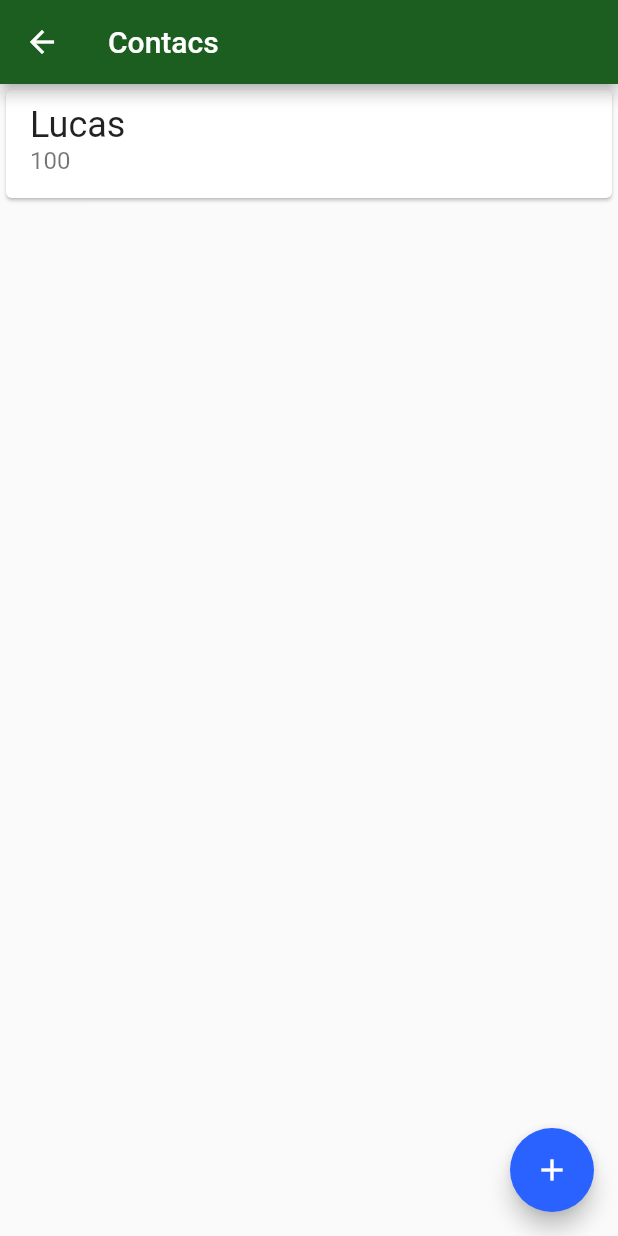
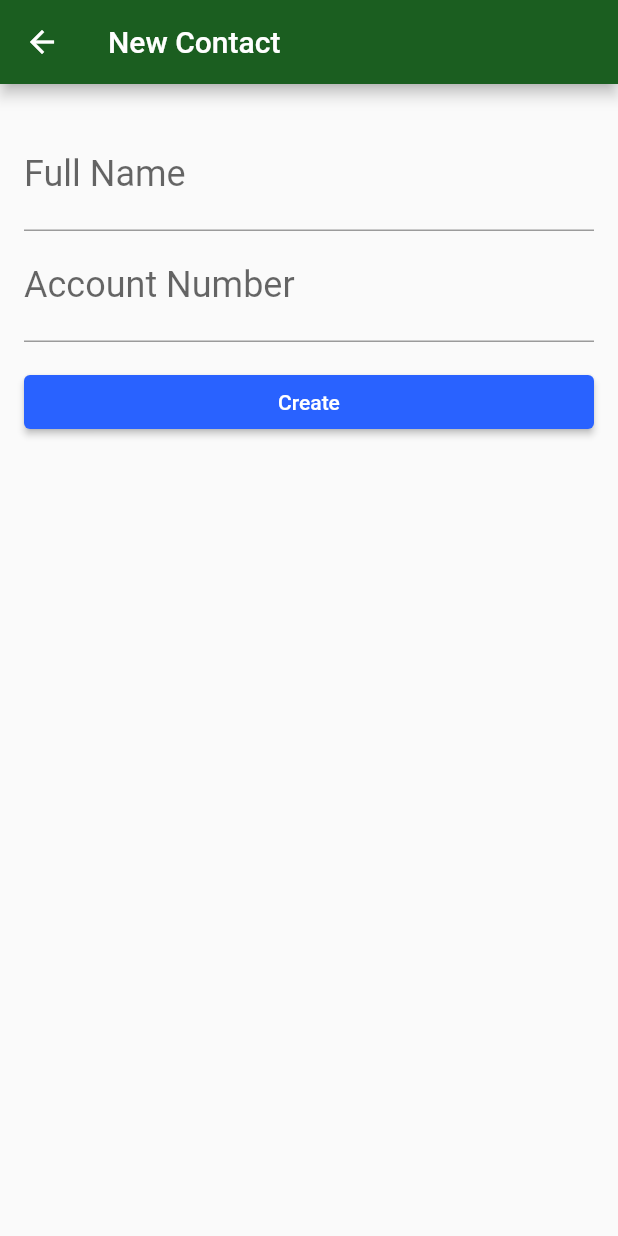
Before and after one commit to lucasgabrielsantos/AluraFlutter, a Flutter app: the ContactsList screen opened directly, after a tap on the "add" icon, on a phone screen of 412 x 824 dp. Run offline on Flutter 3.47's test engine with Material 2 defaults, Android fonts, the phone set to English and light mode, and no system bars.

Commit message:
criando a tela de formulario e a model contact para a transicao de dados

```diff
--- /dev/null
+++ b/bytebankpersistencia/lib/models/contact.dart
@@ -0,0 +1,11 @@
+class Contact {
+  final String name;
+  final int accountNumber;
+
+  Contact(this.name, this.accountNumber);
+
+  @override
+  String toString() {
+    return 'Contact{name: $name, accountNumber: $accountNumber}';
+  }
+}
--- /dev/null
+++ b/bytebankpersistencia/lib/screens/contact_form.dart
@@ -0,0 +1,64 @@
+import 'package:bytebankpersistencia/models/contact.dart';
+import 'package:flutter/material.dart';
+
+class ContactForm extends StatefulWidget {
+  @override
+  _ContactFormState createState() => _ContactFormState();
+}
+
+class _ContactFormState extends State<ContactForm> {
+  final TextEditingController _fullNameController = TextEditingController();
+
+  final TextEditingController _accountNumberController =
+      TextEditingController();
+
+  @override
+  Widget build(BuildContext context) {
+    return Scaffold(
+      appBar: AppBar(
+        title: Text("New Contact"),
+      ),
+      body: Padding(
+        padding: const EdgeInsets.all(16.0),
+        child: Column(
+          children: <Widget>[
+            Padding(
+              padding: const EdgeInsets.only(top: 8.0),
+              child: TextField(
+                controller: _fullNameController,
+                decoration: InputDecoration(labelText: "Full Name"),
+                style: TextStyle(
+                  fontSize: 24.0,
+                ),
+              ),
+            ),
+            TextField(
+              controller: _accountNumberController,
+              decoration: InputDecoration(labelText: "Account Number"),
+              style: TextStyle(
+                fontSize: 24.0,
+              ),
+              keyboardType: TextInputType.number,
+            ),
+            Padding(
+              padding: const EdgeInsets.only(top: 16.0),
+              child: SizedBox(
+                width: double.maxFinite,
+                child: RaisedButton(
+                  child: Text("Create"),
+                  onPressed: () {
+                    final String name = _fullNameController.text;
+                    final int accountNumber =
+                        int.tryParse(_accountNumberController.text);
+                    final Contact newContact = Contact(name, accountNumber);
+                    Navigator.pop(context, newContact);
+                  },
+                ),
+              ),
+            )
+          ],
+        ),
+      ),
+    );
+  }
+}
--- a/bytebankpersistencia/lib/screens/contacts_list.dart
+++ b/bytebankpersistencia/lib/screens/contacts_list.dart
@@ -1,3 +1,4 @@
+import 'package:bytebankpersistencia/screens/contact_form.dart';
 import 'package:flutter/material.dart';
 
 class ContactsList extends StatelessWidget {
@@ -24,7 +25,15 @@ class ContactsList extends StatelessWidget {
         ],
       ),
       floatingActionButton: FloatingActionButton(
-        onPressed: () {},
+        onPressed: () {
+          Navigator.of(context)
+              .push(
+                MaterialPageRoute(
+                  builder: (context) => ContactForm(),
+                ),
+              )
+              .then((newContact) => debugPrint(newContact.toString()));
+        },
         child: Icon(Icons.add),
       ),
     );
```
